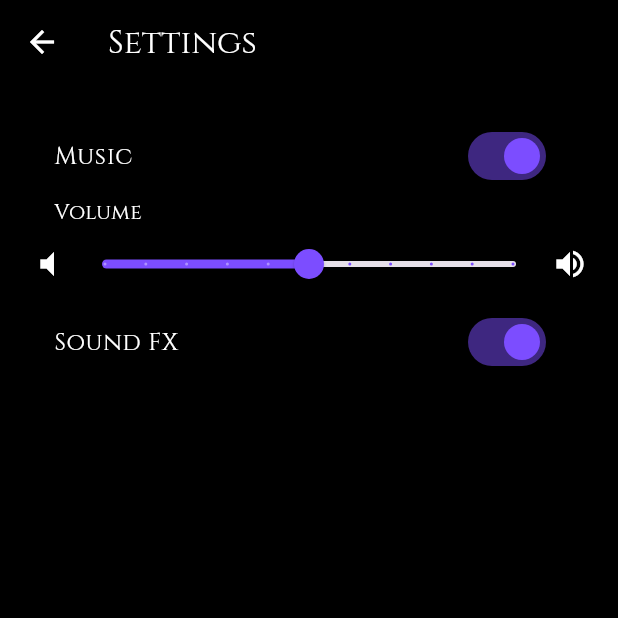
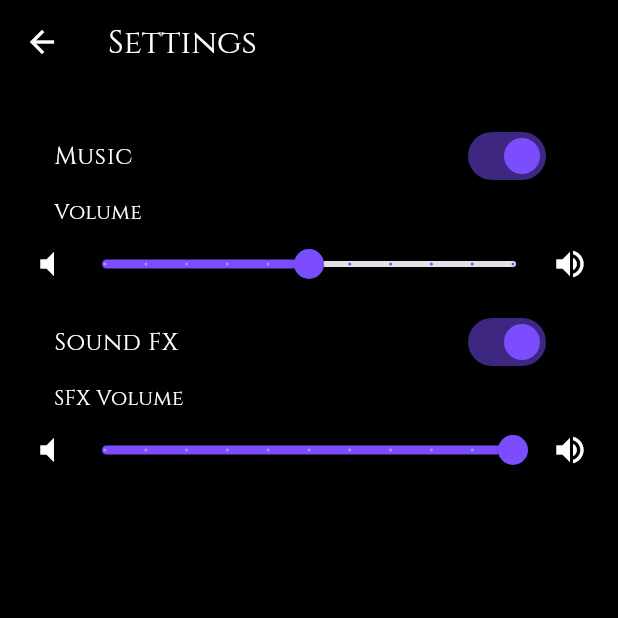
Before and after one commit to cnewtonharris/abyssborne, a Flutter app: the SettingsScreen screen opened directly, on a phone screen of 412 x 824 dp, the top half of it. Run offline on Flutter 3.47's test engine with Material 3 defaults, Android fonts, the phone set to English and light mode, and no system bars; our stand-ins replace audioplayers, google_fonts, shared_preferences; accounts and stored records are empty.

Commit message:
added sound effect for pressing menu buttons, new slider to control the sound of sfx. saves with app when reopening

```diff
--- a/lib/audio_manager.dart
+++ b/lib/audio_manager.dart
@@ -6,6 +6,22 @@ class AudioManager {
   factory AudioManager() => _instance;
 
   final AudioPlayer _player = AudioPlayer();
+  final AudioPlayer _sfxPlayer = AudioPlayer(); // separate from music player
+
+  Future<void> playSfx(String file) async {
+    final prefs = await SharedPreferences.getInstance();
+    bool isSoundOn = prefs.getBool('soundOn') ?? true;
+    double volume = prefs.getDouble('sfxVolume') ?? 1.0;
+
+    if (!isSoundOn) return;
+
+    await _sfxPlayer.play(
+      AssetSource('audio/$file'),
+      volume: volume,
+    );
+  }
+
+
 
   AudioManager._internal();
 
--- a/lib/main_menu.dart
+++ b/lib/main_menu.dart
@@ -158,7 +158,10 @@ class MenuButton extends StatelessWidget {
     return Padding(
       padding: const EdgeInsets.symmetric(vertical: 8.0),
       child: GestureDetector(
-        onTap: onTap,
+        onTap: () async {
+          await AudioManager().playSfx('tap.mp3');
+          onTap();
+        },
         child: Container(
           width: 200,
           padding: const EdgeInsets.symmetric(vertical: 14),
@@ -182,6 +185,7 @@ class MenuButton extends StatelessWidget {
     );
   }
 }
+
 
 class GameScreen extends StatelessWidget {
   const GameScreen({super.key});
@@ -214,6 +218,8 @@ class _SettingsScreenState extends State<SettingsScreen> {
   bool musicOn = true;
   bool soundOn = true;
   double musicVolume = 0.5; // 50% by default
+  double sfxVolume = 1.0;
+
 
 
   @override
@@ -228,6 +234,7 @@ class _SettingsScreenState extends State<SettingsScreen> {
       musicOn = prefs.getBool('musicOn') ?? true;
       soundOn = prefs.getBool('soundOn') ?? true;
       musicVolume = prefs.getDouble('musicVolume') ?? 0.5;
+      sfxVolume = prefs.getDouble('sfxVolume') ?? 1.0;
 
     });
   }
@@ -319,8 +326,45 @@ class _SettingsScreenState extends State<SettingsScreen> {
                 });
                 final prefs = await SharedPreferences.getInstance();
                 await prefs.setBool('soundOn', soundOn);
+                await prefs.setDouble('sfxVolume', sfxVolume);
               },
             ),
+            if (soundOn)
+              Column(
+                crossAxisAlignment: CrossAxisAlignment.start,
+                children: [
+                  Padding(
+                    padding: const EdgeInsets.only(left: 16.0),
+                    child: Text(
+                      'SFX Volume',
+                      style: GoogleFonts.cinzel(color: Colors.white),
+                    ),
+                  ),
+                  Row(
+                    children: [
+                      const Icon(Icons.volume_mute, color: Colors.white),
+                      Expanded(
+                        child: Slider(
+                          value: sfxVolume,
+                          min: 0,
+                          max: 1,
+                          divisions: 10,
+                          activeColor: Colors.deepPurpleAccent,
+                          onChanged: (val) async {
+                            setState(() {
+                              sfxVolume = val;
+                            });
+                            final prefs = await SharedPreferences.getInstance();
+                            await prefs.setDouble('sfxVolume', sfxVolume);
+                          },
+                        ),
+                      ),
+                      const Icon(Icons.volume_up, color: Colors.white),
+                    ],
+                  ),
+                ],
+              ),
+
           ],
         ),
       ),
--- a/pubspec.yaml
+++ b/pubspec.yaml
@@ -57,6 +57,7 @@ flutter:
   assets:
     - assets/images/main_menu_bg.png
     - assets/audio/main_theme.mp3
+    - assets/audio/tap.mp3
 
   # The following line ensures that the Material Icons font is
   # included with your application, so that you can use the icons in
```
Also changed, not shown: 1 other file.
